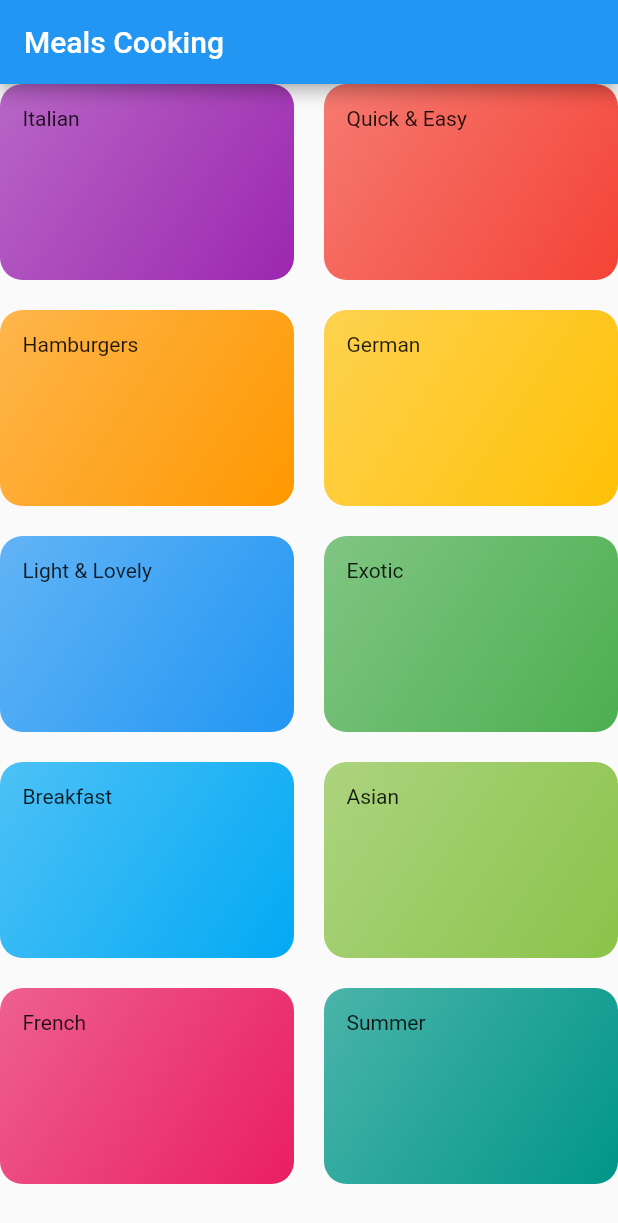
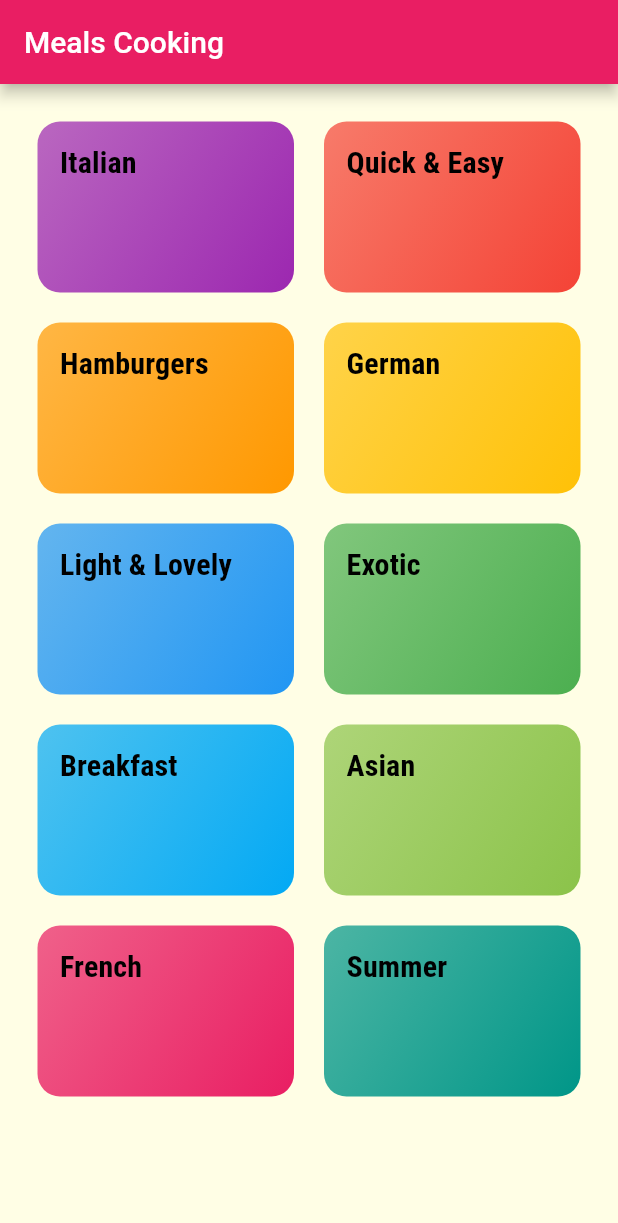
Before and after one commit to pulkitkhandelwal29/Meals-Cooking-App, a Flutter app: the screen it shows after launch, on a phone screen of 412 x 824 dp. Shown: the top 1223 px of the screen. Run offline on Flutter 3.47's test engine with Material 2 defaults, Android fonts, the light colour scheme and no system bars.

Commit message:
Styling and Theming

```diff
--- a/lib/categories_screen.dart
+++ b/lib/categories_screen.dart
@@ -14,6 +14,7 @@ class CategoriesScreen extends StatelessWidget {
         title: const Text('Meals Cooking'),
       ),
       body: GridView(
+        padding: const EdgeInsets.all(25),
         children: DUMMY_CATEGORIES
             .map(
               (catData) => CategoryItem(
--- a/lib/category_item.dart
+++ b/lib/category_item.dart
@@ -12,7 +12,10 @@ class CategoryItem extends StatelessWidget {
   Widget build(BuildContext context) {
     return Container(
       padding: const EdgeInsets.all(15),
-      child: Text(title),
+      child: Text(
+        title,
+        style: Theme.of(context).textTheme.titleSmall,
+      ),
       decoration: BoxDecoration(
         gradient: LinearGradient(
           colors: [
--- a/lib/main.dart
+++ b/lib/main.dart
@@ -9,7 +9,18 @@ class MyApp extends StatelessWidget {
     return MaterialApp(
       title: 'Meals Cooking',
       theme: ThemeData(
-        primarySwatch: Colors.blue,
+        primarySwatch: Colors.pink,
+        accentColor: Colors.amber,
+        canvasColor: Color.fromRGBO(255, 254, 229, 1),
+        fontFamily: 'Raleway',
+        textTheme: ThemeData.light().textTheme.copyWith(
+              bodyLarge: TextStyle(color: Color.fromRGBO(20, 51, 51, 1)),
+              bodySmall: TextStyle(color: Color.fromRGBO(20, 51, 51, 1)),
+              titleSmall: TextStyle(
+                  fontSize: 20,
+                  fontFamily: 'RobotoCondensed',
+                  fontWeight: FontWeight.bold),
+            ),
       ),
       //Loads the widget on the first screen of app
       home: CategoriesScreen(),
```
Also changed, not shown: pubspec.yaml (+17 -11 lines), assets/fonts/Raleway-Black.ttf (added), assets/fonts/Raleway-Bold.ttf (added), assets/fonts/Raleway-Regular.ttf (added), assets/fonts/RobotoCondensed-Bold.ttf (added), assets/fonts/RobotoCondensed-Italic.ttf (added), assets/fonts/RobotoCondensed-Light.ttf (added), assets/fonts/RobotoCondensed-Regular.ttf (added).
